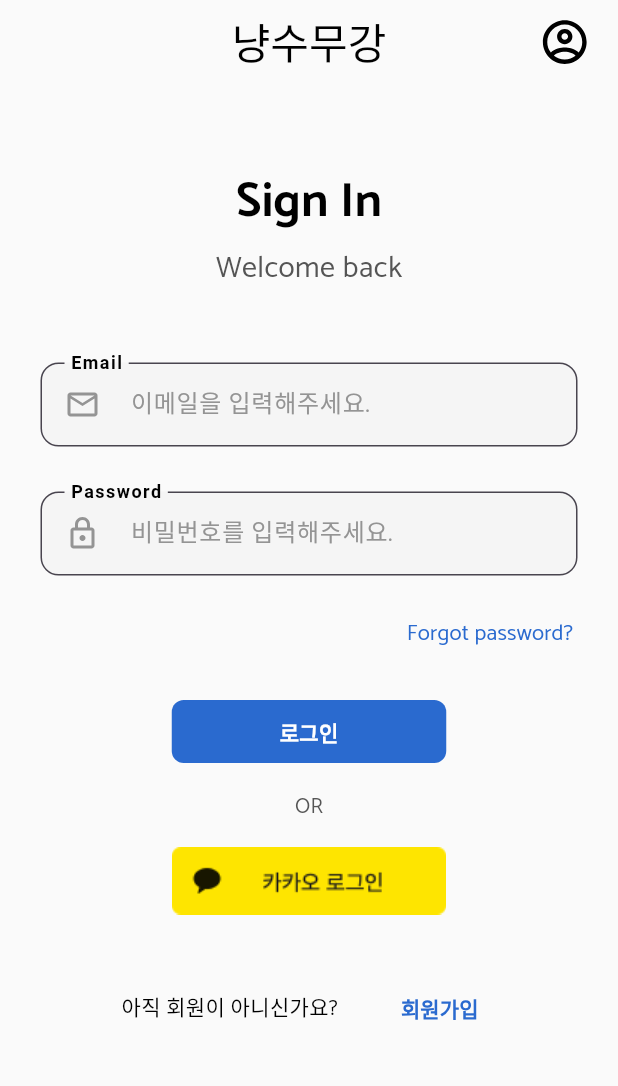
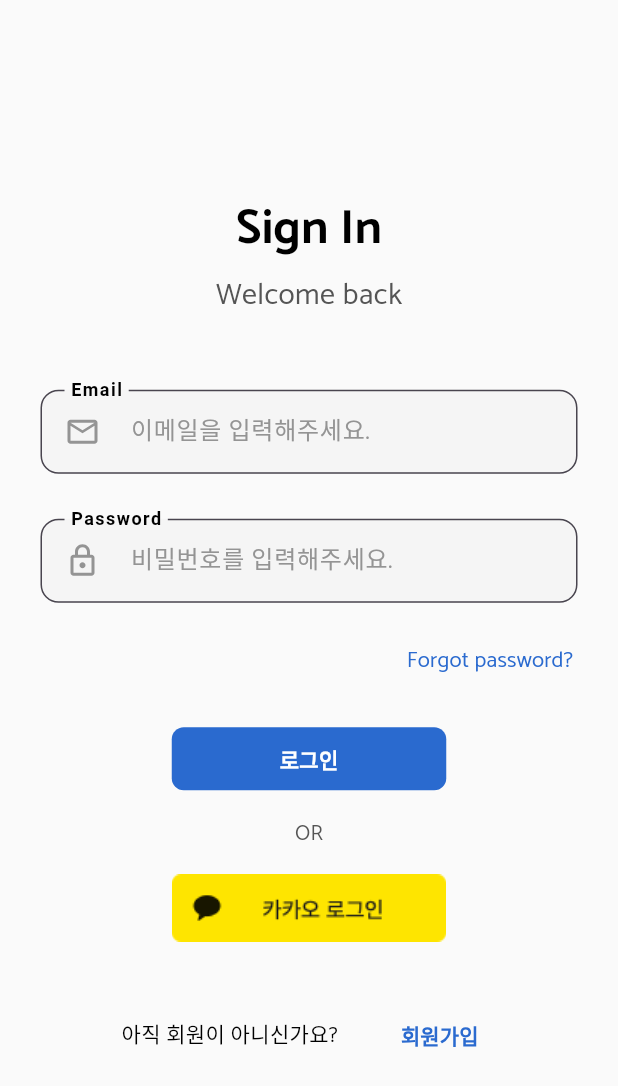
Before and after one commit to haejun-kim/cat-long-live, a Flutter app: the screen it shows after launch, on a phone screen of 412 x 824 dp. Shown: the top 1086 px of the screen. Run offline on Flutter 3.47's test engine with Material 3 defaults, Android fonts, the phone set to English and light mode, and no system bars; our stand-ins replace flutter_svg.

Commit message:
feat: delete appbar and change height rate

```diff
--- a/lib/src/view/account/view/sign_in_view.dart
+++ b/lib/src/view/account/view/sign_in_view.dart
@@ -13,14 +13,13 @@
   Widget build(BuildContext context) {
     return HideKeyboard(
       child: Scaffold(
-        appBar: const CustomAppBar(),
         body: SingleChildScrollView(
           child: Center(
             child: Column(
               children: [
                 Padding(
                   padding: EdgeInsets.only(
-                      top: MediaQuery.of(context).size.height * 0.07),
+                      top: MediaQuery.of(context).size.height * 0.16),
                   child: Text(
                     "Sign In",
                     style: context.theme.typo.headline1
```
